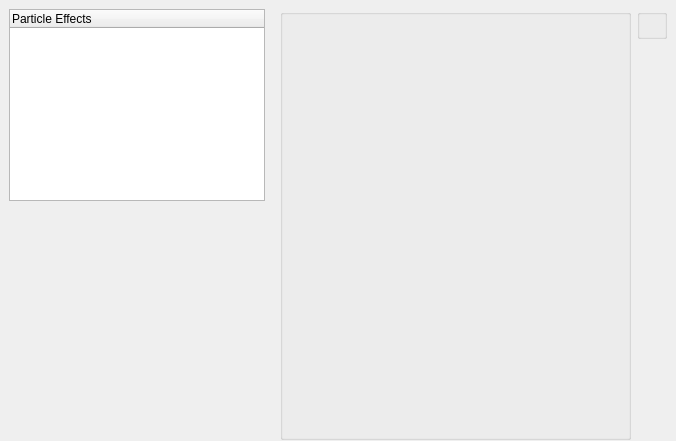
The window that src/wte/ui/ParticleManagerTab.ui (spiricn/Wt) describes before a commit, drawn with Qt 5.
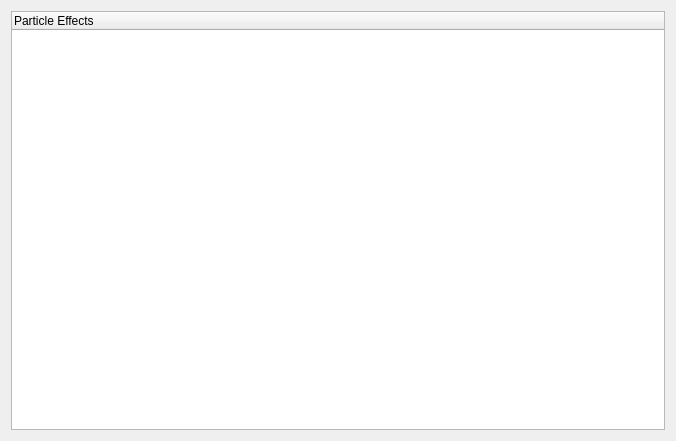
The same window after the commit. Custom widgets are drawn as their Qt base class.

Commit message: Particle editor & non-modal color dialogs implemented

Patch:
```diff
--- a/src/wte/ui/ParticleManagerTab.ui
+++ b/src/wte/ui/ParticleManagerTab.ui
@@ -13,15 +13,9 @@
   <property name="windowTitle">
    <string>Form</string>
   </property>
+  <layout class="QGridLayout" name="gridLayout">
+   <item row="0" column="0">
   <widget class="ResourceTreeWidget" name="treeWidget">
-   <property name="geometry">
-    <rect>
-     <x>9</x>
-     <y>9</y>
-     <width>256</width>
-     <height>192</height>
-    </rect>
-   </property>
    <property name="sizePolicy">
     <sizepolicy hsizetype="Expanding" vsizetype="Expanding">
      <horstretch>0</horstretch>
@@ -34,76 +28,14 @@
     </property>
    </column>
   </widget>
-  <widget class="QGroupBox" name="groupBox">
-   <property name="geometry">
-    <rect>
-     <x>280</x>
-     <y>9</y>
-     <width>351</width>
-     <height>431</height>
-    </rect>
-   </property>
-   <property name="sizePolicy">
-    <sizepolicy hsizetype="Preferred" vsizetype="Preferred">
-     <horstretch>0</horstretch>
-     <verstretch>4</verstretch>
-    </sizepolicy>
-   </property>
-   <property name="title">
-    <string/>
-   </property>
-   <layout class="QGridLayout" name="gridLayout_2">
-    <item row="0" column="0">
-     <widget class="SceneView" name="sceneView" native="true">
-      <property name="sizePolicy">
-       <sizepolicy hsizetype="Preferred" vsizetype="Preferred">
-        <horstretch>0</horstretch>
-        <verstretch>4</verstretch>
-       </sizepolicy>
-      </property>
-     </widget>
-    </item>
-   </layout>
-   <zorder>sceneView</zorder>
-   <zorder>sceneView</zorder>
-  </widget>
-  <widget class="QGroupBox" name="groupBox_2">
-   <property name="geometry">
-    <rect>
-     <x>637</x>
-     <y>9</y>
-     <width>30</width>
-     <height>30</height>
-    </rect>
-   </property>
-   <property name="title">
-    <string/>
-   </property>
-   <layout class="QGridLayout" name="gridLayout">
-    <item row="0" column="0">
-     <widget class="QWidget" name="particleEdit" native="true">
-      <property name="sizePolicy">
-       <sizepolicy hsizetype="Preferred" vsizetype="Preferred">
-        <horstretch>0</horstretch>
-        <verstretch>1</verstretch>
-       </sizepolicy>
-      </property>
-     </widget>
-    </item>
-   </layout>
-  </widget>
+   </item>
+  </layout>
  </widget>
  <customwidgets>
   <customwidget>
    <class>ResourceTreeWidget</class>
    <extends>QTreeWidget</extends>
-   <header location="global">resourcetreewidget.h</header>
-  </customwidget>
-  <customwidget>
-   <class>SceneView</class>
-   <extends>QWidget</extends>
-   <header>sceneview.h</header>
-   <container>1</container>
+   <header>resourcetreewidget.h</header>
   </customwidget>
  </customwidgets>
  <resources/>
```
Left out of the diff: 3 changed lines with no effect on the pictures. Lines whose indentation alone changed are shown as unchanged. The commit also changes 26 other files.
